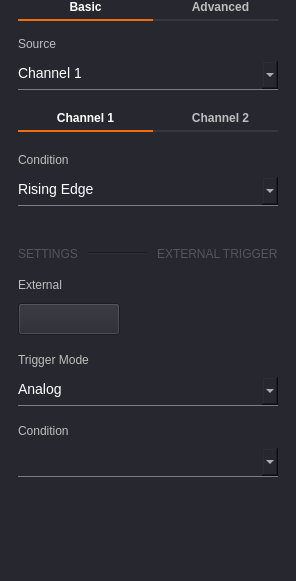
Above: ui/trigger_settings.ui from analogdevicesinc/scopy before the change. Below: the same form after it.
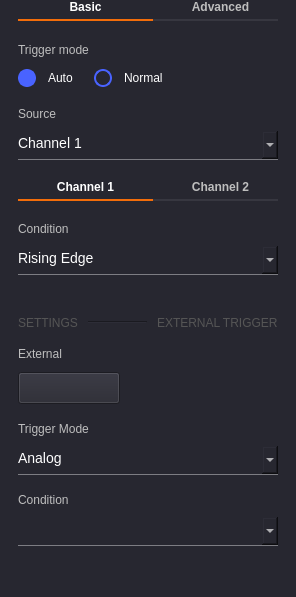
That is the form after the change. Icons and pictures are not drawn.

Commit message: Oscilloscope: Add auto-trigger feature

```diff
--- a/ui/trigger_settings.ui
+++ b/ui/trigger_settings.ui
@@ -91,6 +91,22 @@
 QLabel:disabled
 {
   color: rgb(85, 85, 85);
+}
+
+QRadioButton {
+color: white;
+spacing: 12px;
+background-color: transparent;
+}
+QRadioButton::indicator {
+width: 14px;
+height: 14px;
+border: 2px solid;
+border-radius: 9px;
+border-color: rgb(73, 99, 255);
+}
+QRadioButton::indicator:checked {
+background-color: rgb(73, 99, 255);
 }</string>
   </property>
   <layout class="QVBoxLayout" name="verticalLayout">
@@ -177,13 +193,13 @@
        <item>
         <layout class="QVBoxLayout" name="verticalLayout_11">
          <property name="spacing">
-          <number>0</number>
+          <number>10</number>
          </property>
          <property name="leftMargin">
           <number>0</number>
          </property>
          <property name="topMargin">
-          <number>0</number>
+          <number>10</number>
          </property>
          <property name="rightMargin">
           <number>0</number>
@@ -192,20 +208,57 @@
           <number>0</number>
          </property>
          <item>
-          <spacer name="verticalSpacer_4">
-           <property name="orientation">
-            <enum>Qt::Vertical</enum>
+          <widget class="QLabel" name="label">
+           <property name="text">
+            <string>Trigger mode</string>
            </property>
-           <property name="sizeType">
-            <enum>QSizePolicy::Fixed</enum>
+          </widget>
+         </item>
+         <item>
+          <layout class="QHBoxLayout" name="horizontalLayout">
+           <property name="spacing">
+            <number>20</number>
            </property>
-           <property name="sizeHint" stdset="0">
-            <size>
-             <width>0</width>
-             <height>5</height>
-            </size>
+           <property name="bottomMargin">
+            <number>10</number>
            </property>
-          </spacer>
+           <item>
+            <widget class="QRadioButton" name="btnAuto">
+             <property name="text">
+              <string>Auto</string>
+             </property>
+             <property name="checked">
+              <bool>true</bool>
+             </property>
+             <attribute name="buttonGroup">
+              <string notr="true">buttonGroup</string>
+             </attribute>
+            </widget>
+           </item>
+           <item>
+            <widget class="QRadioButton" name="btnNormal">
+             <property name="text">
+              <string>Normal</string>
+             </property>
+             <attribute name="buttonGroup">
+              <string notr="true">buttonGroup</string>
+             </attribute>
+            </widget>
+           </item>
+           <item>
+            <spacer name="horizontalSpacer">
+             <property name="orientation">
+              <enum>Qt::Horizontal</enum>
+             </property>
+             <property name="sizeHint" stdset="0">
+              <size>
+               <width>0</width>
+               <height>0</height>
+              </size>
+             </property>
+            </spacer>
+           </item>
+          </layout>
          </item>
          <item>
           <widget class="QLabel" name="lbl_trigg_source">
@@ -220,22 +273,6 @@
            </property>
           </widget>
          </item>
-         <item>
-          <spacer name="verticalSpacer_24">
-           <property name="orientation">
-            <enum>Qt::Vertical</enum>
-           </property>
-           <property name="sizeType">
-            <enum>QSizePolicy::Fixed</enum>
-           </property>
-           <property name="sizeHint" stdset="0">
-            <size>
-             <width>0</width>
-             <height>10</height>
-            </size>
-           </property>
-          </spacer>
-         </item>
          <item>
           <widget class="QComboBox" name="cmb_trigg_source">
            <property name="sizePolicy">
```
Left out of the diff: 3 changed lines with no effect on the pictures. The commit also changes 4 other files.
